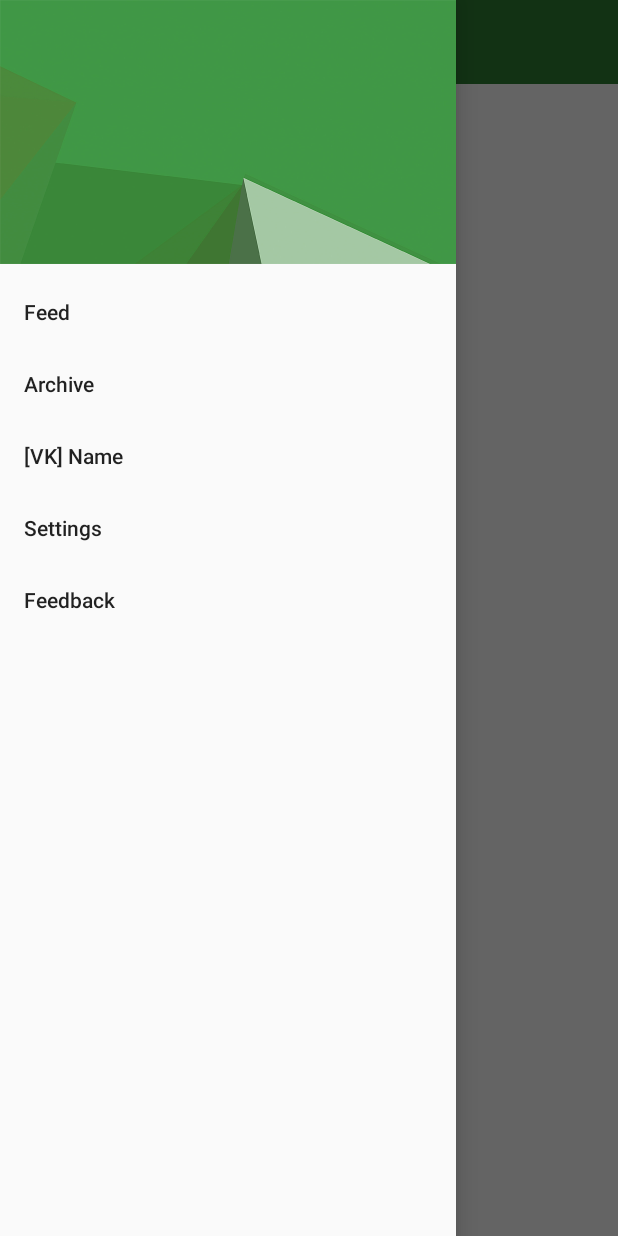
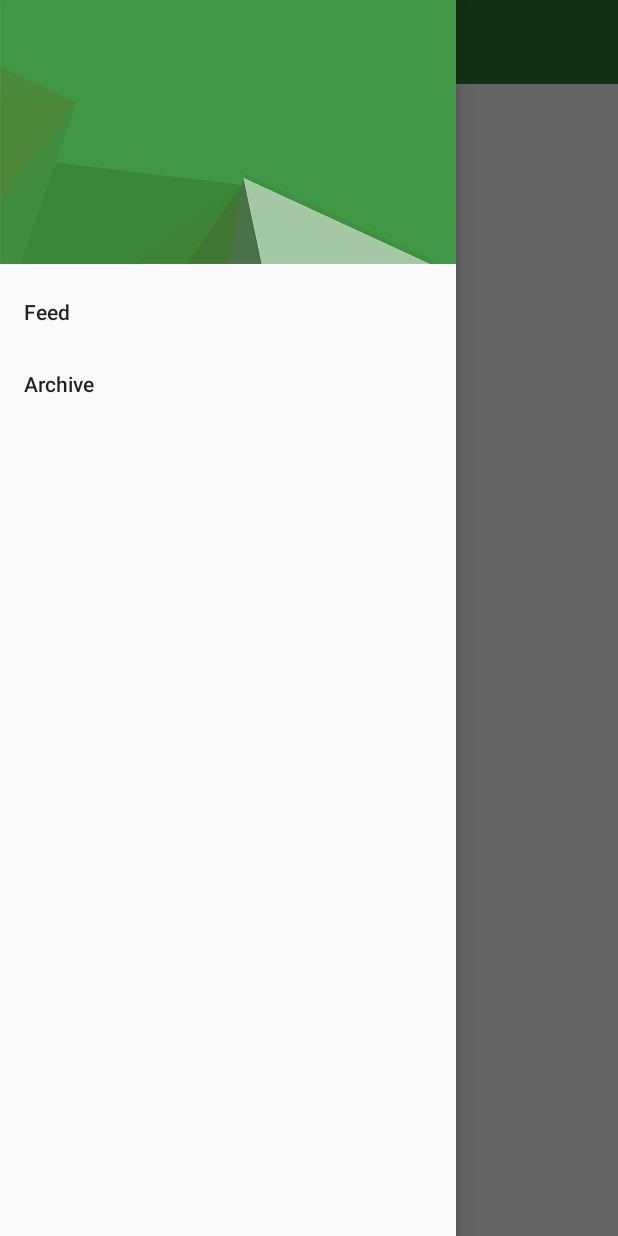
Before and after one commit to LowTension/Social-Reader, an Android app: the screen it shows after launch (ArticleListActivity), with the side drawer open, on a phone screen of 412 x 824 dp. Run offline under Robolectric (Android 15) with nearby library versions, the phone set to English and light mode, and no system bars; libraries missing offline, so code that uses them is left out: com.vk.sdk; 3 statements that could not run were skipped.

Commit message:
Remove redundant NavigationView menu items

```diff
--- a/app/src/main/res/menu/navigation_items.xml
+++ b/app/src/main/res/menu/navigation_items.xml
@@ -6,18 +6,6 @@
         <item
             android:id="@+id/nav_archive"
             android:title="Archive" />
-
-        <item
-            android:id="@+id/nav_account"
-            android:title="[VK] Name" />
-
-        <item
-            android:id="@+id/nav_settings"
-            android:title="Settings" />
-
-        <item
-            android:id="@+id/nav_feedback"
-            android:title="Feedback" />
     </group>
 
 </menu>
```
